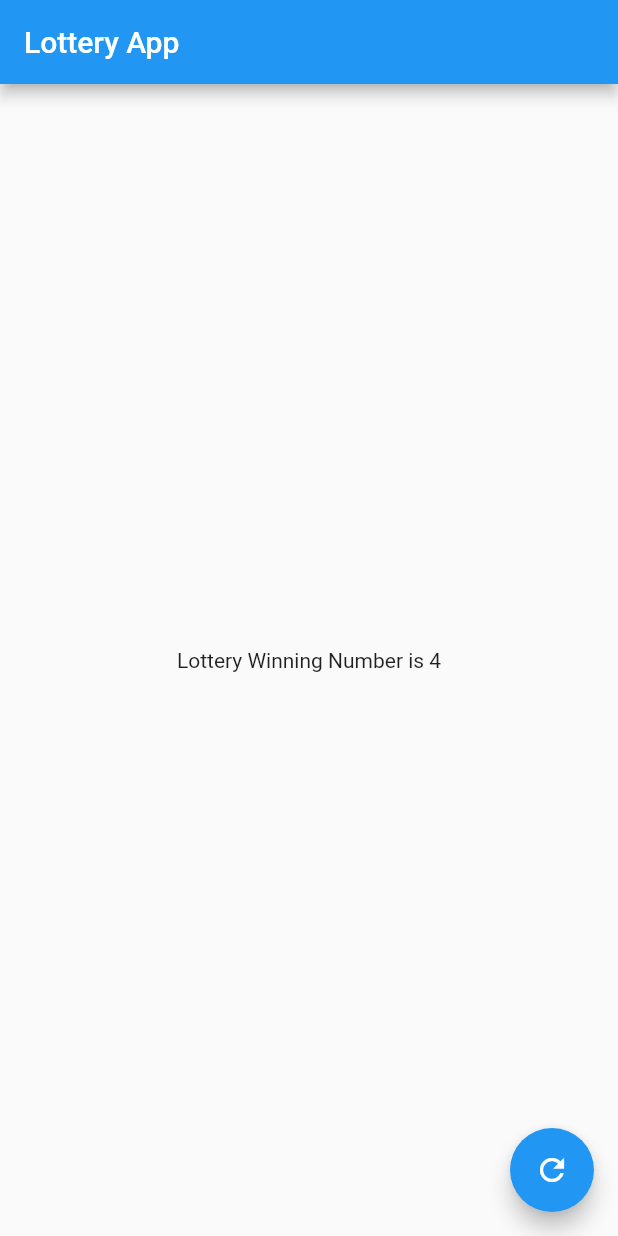
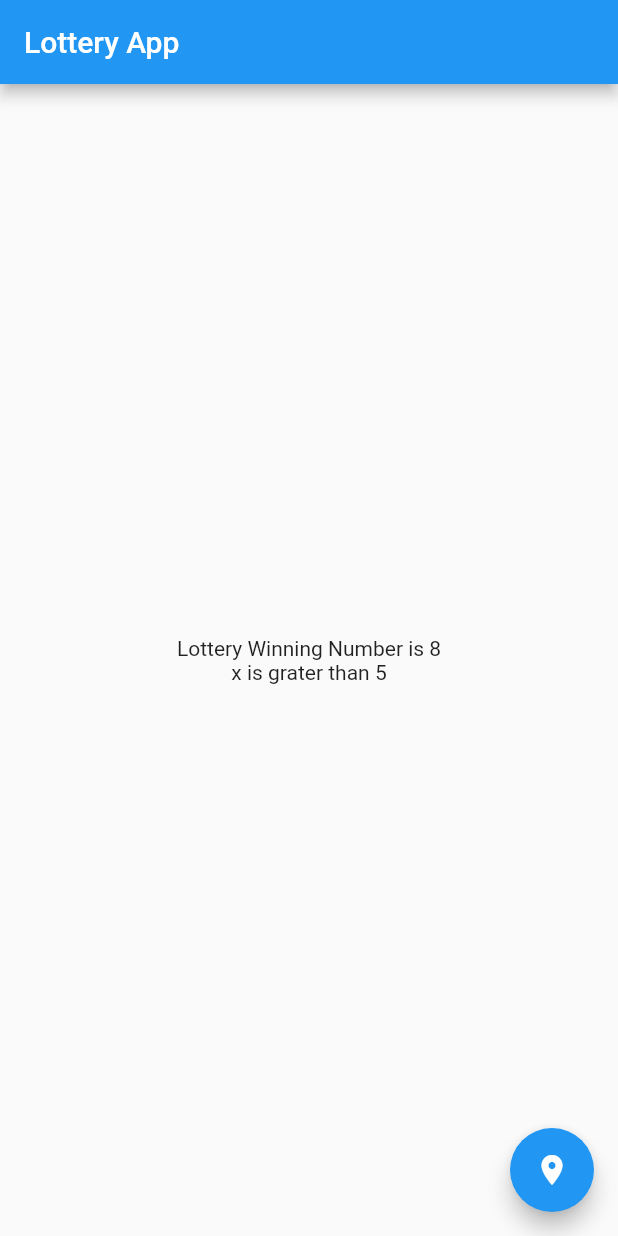
Before and after one commit to atik-sabuj/lottery_app, a Flutter app: the screen it shows after launch, on a phone screen of 412 x 824 dp. Run offline on Flutter 3.47's test engine with Material 2 defaults, Android fonts, the phone set to English and light mode, and no system bars.

Commit message:
Ternary operator and usage with example

```diff
--- a/lib/pages/home_page.dart
+++ b/lib/pages/home_page.dart
@@ -9,7 +9,7 @@ class HomePage extends StatefulWidget {
 
 class _HomePageState extends State<HomePage> {
 
-  int x = 4;
+  int x = 8;
 
   @override
   Widget build(BuildContext context) {
@@ -23,14 +23,14 @@ class _HomePageState extends State<HomePage> {
           crossAxisAlignment: CrossAxisAlignment.center,
           children: [
             Center(child: Text('Lottery Winning Number is $x')),
-
+            Text(x > 5 ? 'x is grater than 5' : x.toString()),
           ],
         ),
         floatingActionButton: FloatingActionButton(
           onPressed: (){
             print('tap');
           },
-          child: Icon(Icons.refresh),
+          child: Icon(x > 5 ? Icons.place : Icons.refresh),
         ),
       ),
     );
```
